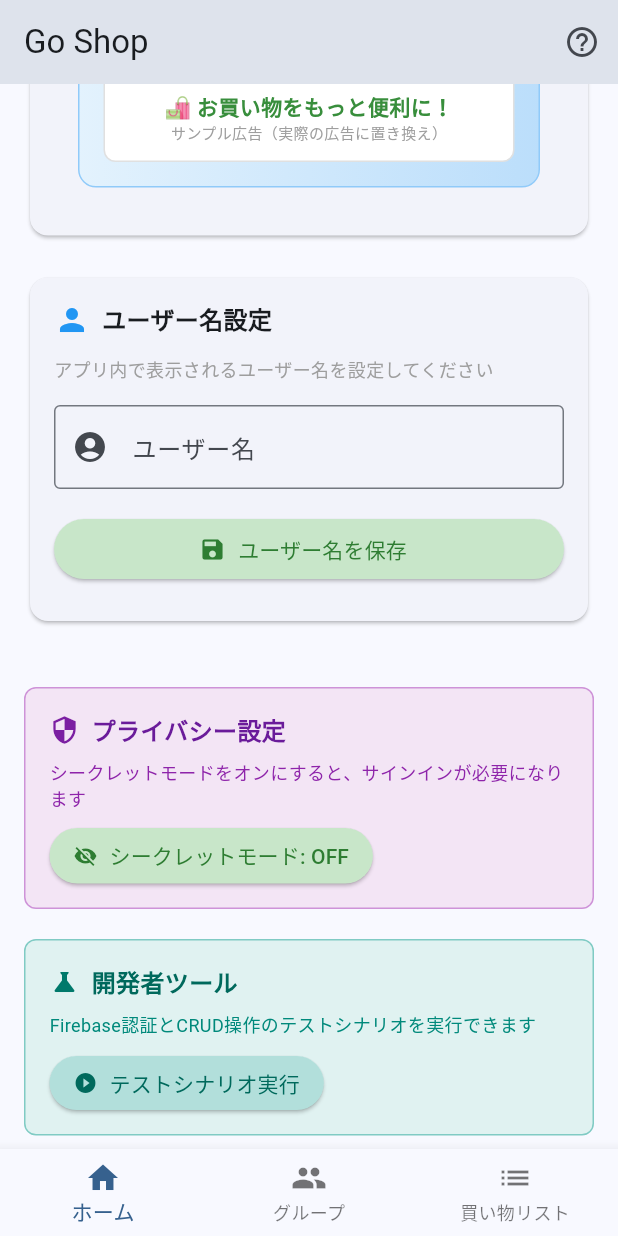
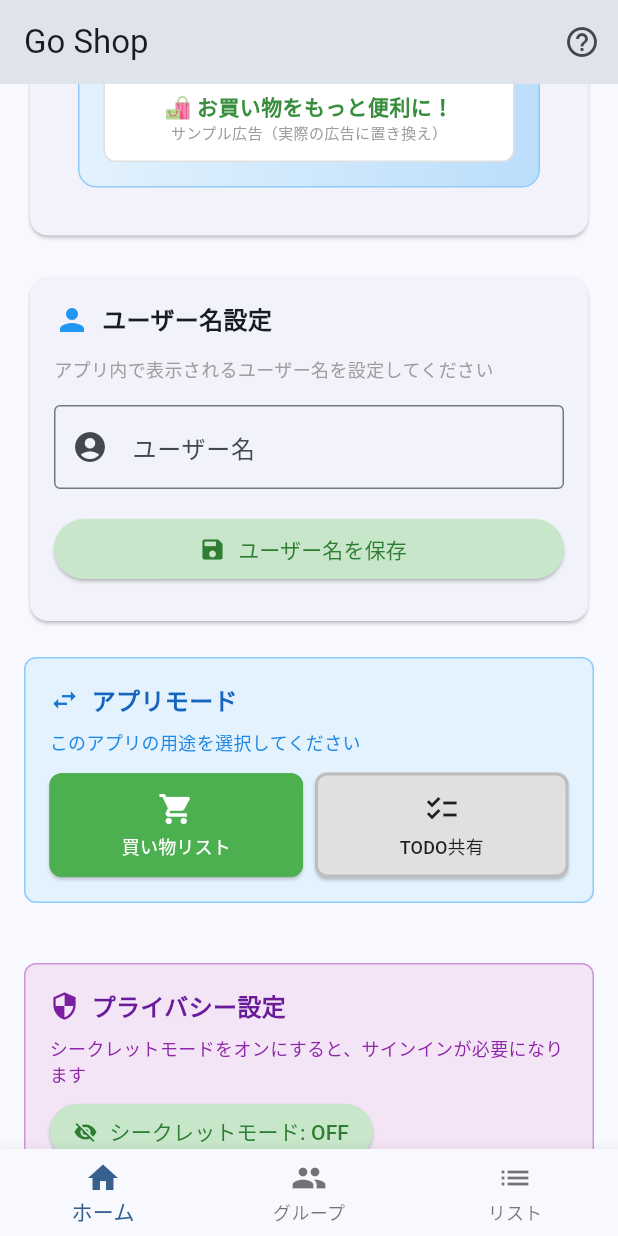
Before and after one commit to maya27AokiSawada/go_shop, a Flutter app: the HomeScreen screen opened directly, scrolled down 576 dp, on a phone screen of 412 x 824 dp. Run offline on Flutter 3.47's test engine with Material 3 defaults, Android fonts, the phone set to English and light mode, and no system bars; our stand-ins replace cloud_firestore, firebase_auth, firebase_core, flutter_riverpod, freezed_annotation, geolocator and 6 more; missing offline and left inert: mobile_scanner; accounts and stored records are empty; generated files the repository leaves out were written again.

Commit message:
feat: Complete app mode terminology system implementation
- Add app mode switcher UI in home page (shopping/TODO toggle)
- Implement immediate UI refresh for mode changes (BottomNavigationBar)
- Add app mode initialization on app startup
- Add duplicate default group cleanup logic
- Update copilot-instructions with app mode system documentation

Key features:
- Dynamic terminology based on mode (グループ↔チーム, リスト↔プロジェクト)
- Persistent mode storage via Hive (UserSettings.appMode)
- Global state management with AppModeSettings singleton
- Instant UI updates via appModeNotifierProvider
- Duplicate default group prevention (cleanup on startup)

Modified:
- .github/copilot-instructions.md (add AppMode section)
- lib/config/app_mode_config.dart (comments update)
- lib/pages/home_page.dart (mode switcher UI + save logic)
- lib/screens/home_screen.dart (BottomNavigationBar dynamic labels)
- lib/widgets/app_initialize_widget.dart (AppMode + Hive initialization)
- lib/providers/purchase_group_provider.dart (duplicate cleanup)
- lib/services/user_initialization_service.dart (legacy group deletion)

Added:
- lib/providers/app_mode_notifier_provider.dart (new)
- debug_default_groups.dart (debug tool)
- docs/daily_report_20251118.md (new)

Firestore safety confirmed: Default groups use user.uid as document key,
physically impossible to create duplicates per user.

```diff
--- a/lib/pages/home_page.dart
+++ b/lib/pages/home_page.dart
@@ -1,6 +1,9 @@
 import 'package:flutter/material.dart';
 import 'package:flutter_riverpod/flutter_riverpod.dart';
 import '../providers/auth_provider.dart';
+import '../providers/user_settings_provider.dart';
+import '../providers/app_mode_notifier_provider.dart';
+import '../datastore/user_settings_repository.dart';
 import '../services/access_control_service.dart';
 import '../services/user_preferences_service.dart';
 import '../widgets/auth_panel_widget.dart';
@@ -10,6 +13,7 @@ import '../widgets/test_scenario_widget.dart';
 import '../services/user_initialization_service.dart';
 import '../utils/app_logger.dart';
 import '../pages/help_page.dart';
+import '../config/app_mode_config.dart';
 
 class HomePage extends ConsumerStatefulWidget {
   const HomePage({super.key});
@@ -213,6 +217,11 @@ class _HomePageState extends ConsumerState<HomePage> {
                     AppLogger.info('ユーザー名保存成功');
                   },
                 ),
+
+                const SizedBox(height: 20),
+
+                // 2.5. アプリモード切り替えパネル
+                _buildAppModeSwitchPanel(ref),
 
                 const SizedBox(height: 20),
 
@@ -493,4 +502,129 @@ class _HomePageState extends ConsumerState<HomePage> {
       ),
     );
   }
+
+  /// アプリモード切り替えパネル
+  Widget _buildAppModeSwitchPanel(WidgetRef ref) {
+    return Container(
+      padding: const EdgeInsets.all(16),
+      decoration: BoxDecoration(
+        color: Colors.blue.shade50,
+        borderRadius: BorderRadius.circular(8),
+        border: Border.all(color: Colors.blue.shade200),
+      ),
+      child: Column(
+        crossAxisAlignment: CrossAxisAlignment.start,
+        children: [
+          Row(
+            children: [
+              Icon(Icons.swap_horiz, color: Colors.blue.shade700, size: 20),
+              const SizedBox(width: 8),
+              Expanded(
+                child: Text(
+                  'アプリモード',
+                  style: TextStyle(
+                    fontSize: 16,
+                    fontWeight: FontWeight.w600,
+                    color: Colors.blue.shade800,
+                  ),
+                ),
+              ),
+            ],
+          ),
+          const SizedBox(height: 8),
+          Text(
+            'このアプリの用途を選択してください',
+            style: TextStyle(fontSize: 12, color: Colors.blue.shade600),
+          ),
+          const SizedBox(height: 12),
+          Row(
+            children: [
+              Expanded(
+                child: _buildModeButton(
+                  ref,
+                  icon: Icons.shopping_cart,
+                  label: '買い物リスト',
+                  mode: 0,
+                  color: Colors.green,
+                ),
+              ),
+              const SizedBox(width: 8),
+              Expanded(
+                child: _buildModeButton(
+                  ref,
+                  icon: Icons.checklist,
+                  label: 'TODO共有',
+                  mode: 1,
+                  color: Colors.orange,
+                ),
+              ),
+            ],
+          ),
+        ],
+      ),
+    );
+  }
+
+  Widget _buildModeButton(
+    WidgetRef ref, {
+    required IconData icon,
+    required String label,
+    required int mode,
+    required Color color,
+  }) {
+    final userSettings = ref.watch(userSettingsProvider);
+    final currentMode = userSettings.value?.appMode ?? 0;
+    final isSelected = currentMode == mode;
+
+    return ElevatedButton(
+      onPressed: () async {
+        final settings = userSettings.value;
+        if (settings == null) return;
+
+        if (!context.mounted) return;
+        final messenger = ScaffoldMessenger.of(context);
+
+        final updatedSettings = settings.copyWith(appMode: mode);
+        final repository = ref.read(userSettingsRepositoryProvider);
+        await repository.saveSettings(updatedSettings);
+
+        // AppModeSettingsに反映
+        AppModeSettings.setMode(AppMode.values[mode]);
+
+        // 全画面を強制的に再描画
+        ref.invalidate(userSettingsProvider);
+        // HomeScreenを強制的に再構築（BottomNavigationBar用語更新）
+        ref.read(appModeNotifierProvider.notifier).state = AppMode.values[mode];
+
+        messenger.showSnackBar(
+          SnackBar(
+            content: Text('モードを「$label」に変更しました'),
+            duration: const Duration(seconds: 2),
+          ),
+        );
+      },
+      style: ElevatedButton.styleFrom(
+        backgroundColor: isSelected ? color : Colors.grey.shade300,
+        foregroundColor: isSelected ? Colors.white : Colors.black87,
+        padding: const EdgeInsets.symmetric(vertical: 12),
+        shape: RoundedRectangleBorder(
+          borderRadius: BorderRadius.circular(8),
+          side: BorderSide(
+            color: isSelected ? color : Colors.grey.shade400,
+            width: 2,
+          ),
+        ),
+      ),
+      child: Column(
+        children: [
+          Icon(icon, size: 24),
+          const SizedBox(height: 4),
+          Text(
+            label,
+            style: const TextStyle(fontSize: 12),
+          ),
+        ],
+      ),
+    );
+  }
 }
--- a/lib/screens/home_screen.dart
+++ b/lib/screens/home_screen.dart
@@ -2,16 +2,20 @@ import 'package:flutter/material.dart';
 import 'package:flutter_riverpod/flutter_riverpod.dart';
 import '../providers/page_index_provider.dart';
 import '../providers/auth_provider.dart';
+import '../providers/app_mode_notifier_provider.dart';
 import '../pages/home_page.dart';
 import '../pages/purchase_group_page.dart';
 import '../pages/shopping_list_page_v2.dart';
 import '../flavors.dart';
+import '../config/app_mode_config.dart';
 
 class HomeScreen extends ConsumerWidget {
   const HomeScreen({super.key});
   @override
   Widget build(BuildContext context, WidgetRef ref) {
     final pageIndex = ref.watch(pageIndexProvider);
+    // AppMode変更を監視して自動的に再構築
+    ref.watch(appModeNotifierProvider);
 
     final List<Widget> pages = [
       const HomePage(),
@@ -34,10 +38,11 @@ class HomeScreen extends ConsumerWidget {
 
             if (!isAuthenticated) {
               ScaffoldMessenger.of(context).showSnackBar(
-                const SnackBar(
-                  content: Text('グループ機能を使用するには、まずサインインしてください'),
+                SnackBar(
+                  content: Text(
+                      '${AppModeSettings.config.groupName}機能を使用するには、まずサインインしてください'),
                   backgroundColor: Colors.orange,
-                  duration: Duration(seconds: 3),
+                  duration: const Duration(seconds: 3),
                 ),
               );
               return;
@@ -46,10 +51,16 @@ class HomeScreen extends ConsumerWidget {
 
           ref.read(pageIndexProvider.notifier).setPageIndex(index);
         },
-        items: const [
-          BottomNavigationBarItem(icon: Icon(Icons.home), label: 'ホーム'),
-          BottomNavigationBarItem(icon: Icon(Icons.group), label: 'グループ'),
-          BottomNavigationBarItem(icon: Icon(Icons.list), label: '買い物リスト'),
+        items: [
+          const BottomNavigationBarItem(icon: Icon(Icons.home), label: 'ホーム'),
+          BottomNavigationBarItem(
+            icon: const Icon(Icons.group),
+            label: AppModeSettings.config.groupName,
+          ),
+          BottomNavigationBarItem(
+            icon: const Icon(Icons.list),
+            label: AppModeSettings.config.listName,
+          ),
         ],
       ),
     );
--- a/lib/services/user_initialization_service.dart
+++ b/lib/services/user_initialization_service.dart
@@ -126,22 +126,20 @@ class UserInitializationService {
             );
             await hiveRepository.saveGroup(migratedGroup);
             Log.info('✅ [INIT] default_group → $expectedDefaultGroupId に移行完了');
-
-            // レガシーグループを削除
-            try {
-              await hiveRepository.deleteGroup('default_group');
-              Log.info('🗑️ [INIT] レガシーdefault_groupを削除');
-            } catch (e) {
-              Log.warning('⚠️ [INIT] レガシーdefault_group削除エラー: $e');
-            }
           } else {
             Log.info('💡 [INIT] UIDグループが既に存在。レガシーグループは削除のみ実行');
-            try {
-              await hiveRepository.deleteGroup('default_group');
-              Log.info('🗑️ [INIT] レガシーdefault_groupを削除');
-            } catch (e) {
-              Log.warning('⚠️ [INIT] レガシーdefault_group削除エラー: $e');
-            }
+          }
+
+          // ⚠️ レガシーグループを必ず削除（移行の有無に関わらず）
+          try {
+            await hiveRepository.deleteGroup('default_group');
+            Log.info('🗑️ [INIT] レガシーdefault_groupを削除');
+
+            // AllGroupsProviderを更新して削除を反映
+            _ref.invalidate(allGroupsProvider);
+            Log.info('🔄 [INIT] AllGroupsProviderを更新（レガシーグループ削除反映）');
+          } catch (e) {
+            Log.warning('⚠️ [INIT] レガシーdefault_group削除エラー: $e');
           }
         } catch (e) {
           // レガシーグループが存在しない場合は何もしない
```
Also changed, not shown: debug_default_groups.dart (added, +93 -0 lines), lib/config/app_mode_config.dart (+3 -7 lines), lib/providers/app_mode_notifier_provider.dart (added, +8 -0 lines), lib/providers/purchase_group_provider.dart (+47 -0 lines), lib/widgets/app_initialize_widget.dart (+24 -1 lines), pubspec.lock, 3 other files.
